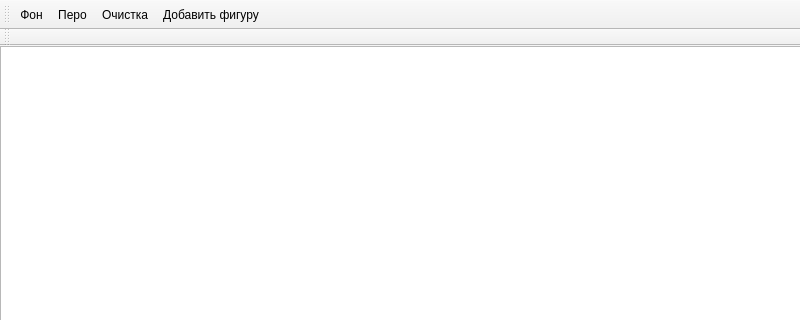
The window that Lab_5/graphicseditor.ui (danyowoj/TTE) describes before a commit, drawn with Qt 5; both pictures show x 0 to 800 and y 0 to 320 of the 800 by 600 pixel window.
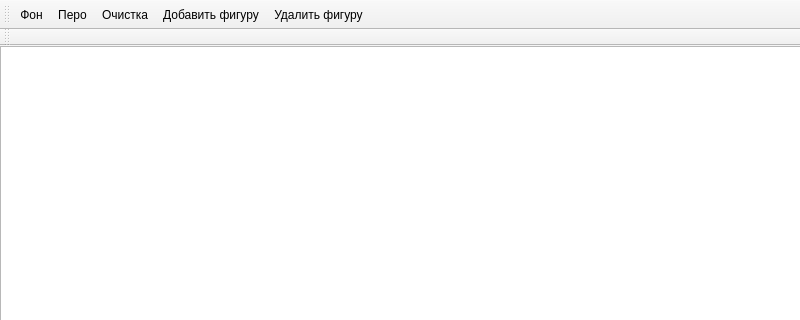
The same window after the commit.

Commit message: Function for delete figures

Patch:
```diff
--- a/Lab_5/graphicseditor.ui
+++ b/Lab_5/graphicseditor.ui
@@ -49,6 +49,7 @@
    <addaction name="SetPen"/>
    <addaction name="Clear"/>
    <addaction name="AddFigure"/>
+   <addaction name="DeleteFigure"/>
   </widget>
   <widget class="QToolBar" name="toolBar_2">
    <property name="windowTitle">
@@ -81,6 +82,11 @@
     <string>Добавить фигуру</string>
    </property>
   </action>
+  <action name="DeleteFigure">
+   <property name="text">
+    <string>Удалить фигуру</string>
+   </property>
+  </action>
  </widget>
  <resources/>
  <connections/>
```
The commit also changes 2 other files.
